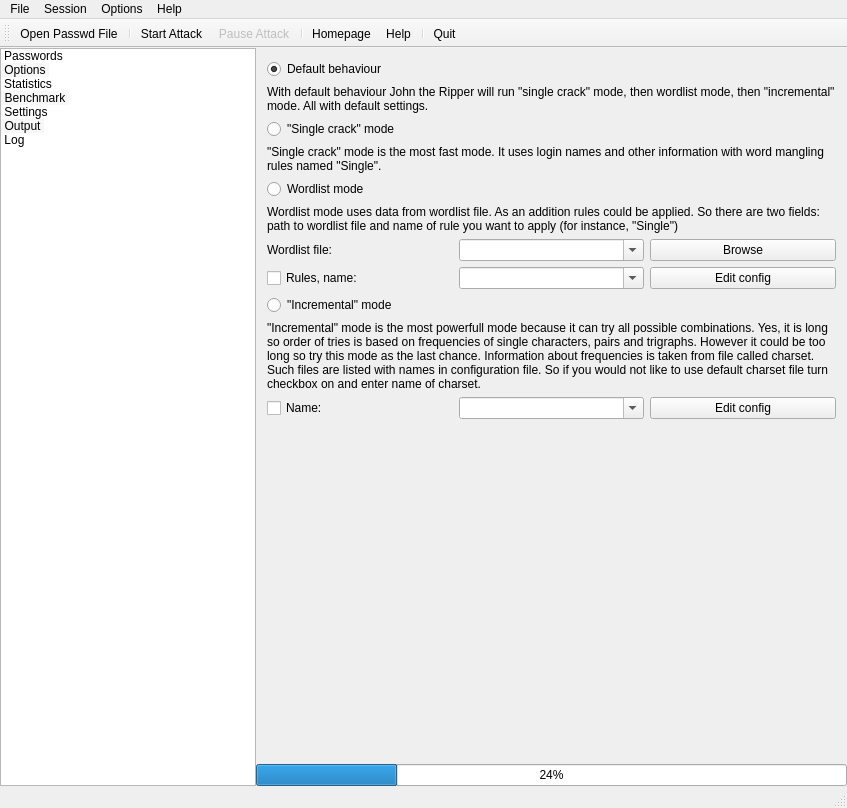
Qt form mainwindow.ui (openwall/johnny) before a commit.
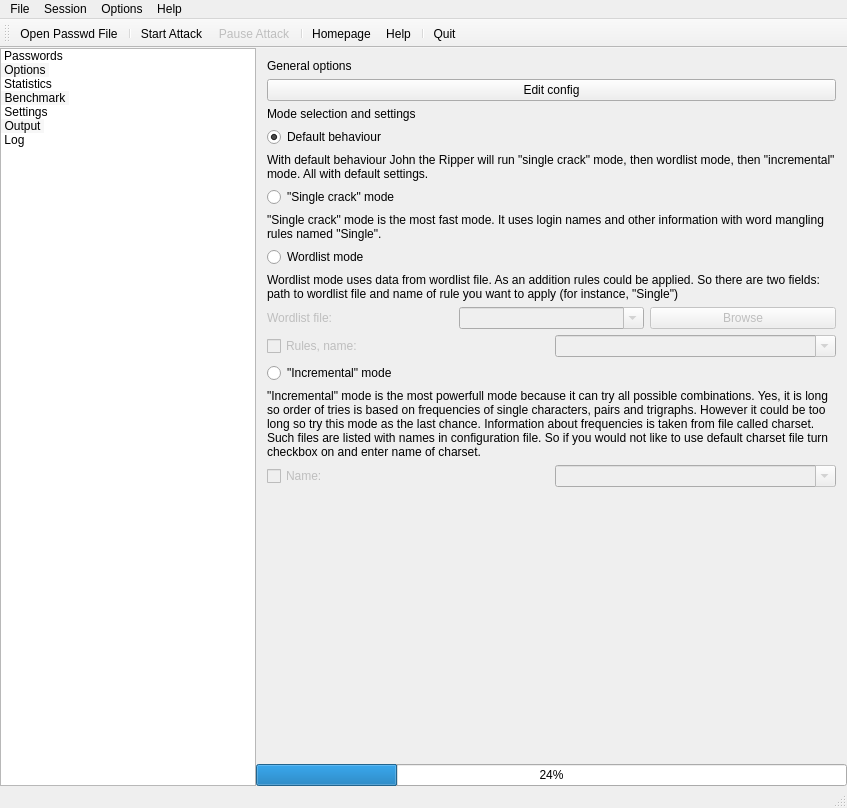
The same form after that commit. Icons and pictures are not drawn.

Commit message:
General options part is added, mode settings is disabled
'Edit config' is in general options part.

Mode specific settings is disable in order to enable them only when
this mode is selected.

The edit to the form file:
```diff
--- a/mainwindow.ui
+++ b/mainwindow.ui
@@ -266,6 +266,27 @@
          </widget>
          <widget class="QWidget" name="optionsPage">
           <layout class="QVBoxLayout" name="verticalLayout_5">
+           <item>
+            <widget class="QLabel" name="label_6">
+             <property name="text">
+              <string>General options</string>
+             </property>
+            </widget>
+           </item>
+           <item>
+            <widget class="QPushButton" name="pushButton_3">
+             <property name="text">
+              <string>Edit config</string>
+             </property>
+            </widget>
+           </item>
+           <item>
+            <widget class="QLabel" name="label_7">
+             <property name="text">
+              <string>Mode selection and settings</string>
+             </property>
+            </widget>
+           </item>
            <item>
             <widget class="QRadioButton" name="radioButton">
              <property name="text">
@@ -343,6 +364,9 @@
               <layout class="QHBoxLayout" name="horizontalLayout">
                <item>
                 <widget class="QLabel" name="label">
+                 <property name="enabled">
+                  <bool>false</bool>
+                 </property>
                  <property name="text">
                   <string>Wordlist file:</string>
                  </property>
@@ -350,6 +374,9 @@
                </item>
                <item>
                 <widget class="QComboBox" name="comboBox">
+                 <property name="enabled">
+                  <bool>false</bool>
+                 </property>
                  <property name="editable">
                   <bool>true</bool>
                  </property>
@@ -357,6 +384,9 @@
                </item>
                <item>
                 <widget class="QPushButton" name="pushButton_2">
+                 <property name="enabled">
+                  <bool>false</bool>
+                 </property>
                  <property name="text">
                   <string>Browse</string>
                  </property>
@@ -368,6 +398,9 @@
               <layout class="QHBoxLayout" name="horizontalLayout_3">
                <item>
                 <widget class="QCheckBox" name="checkBox">
+                 <property name="enabled">
+                  <bool>false</bool>
+                 </property>
                  <property name="text">
                   <string>Rules, name:</string>
                  </property>
@@ -375,18 +408,14 @@
                </item>
                <item>
                 <widget class="QComboBox" name="comboBox_2">
+                 <property name="enabled">
+                  <bool>false</bool>
+                 </property>
                  <property name="editable">
                   <bool>true</bool>
                  </property>
                 </widget>
                </item>
-               <item>
-                <widget class="QPushButton" name="pushButton_3">
-                 <property name="text">
-                  <string>Edit config</string>
-                 </property>
-                </widget>
-               </item>
               </layout>
              </item>
             </layout>
@@ -417,6 +446,9 @@
               <layout class="QHBoxLayout" name="horizontalLayout_4">
                <item>
                 <widget class="QCheckBox" name="checkBox_2">
+                 <property name="enabled">
+                  <bool>false</bool>
+                 </property>
                  <property name="text">
                   <string>Name:</string>
                  </property>
@@ -424,18 +456,14 @@
                </item>
                <item>
                 <widget class="QComboBox" name="comboBox_3">
+                 <property name="enabled">
+                  <bool>false</bool>
+                 </property>
                  <property name="editable">
                   <bool>true</bool>
                  </property>
                 </widget>
                </item>
-               <item>
-                <widget class="QPushButton" name="pushButton_4">
-                 <property name="text">
-                  <string>Edit config</string>
-                 </property>
-                </widget>
-               </item>
               </layout>
              </item>
             </layout>
```
